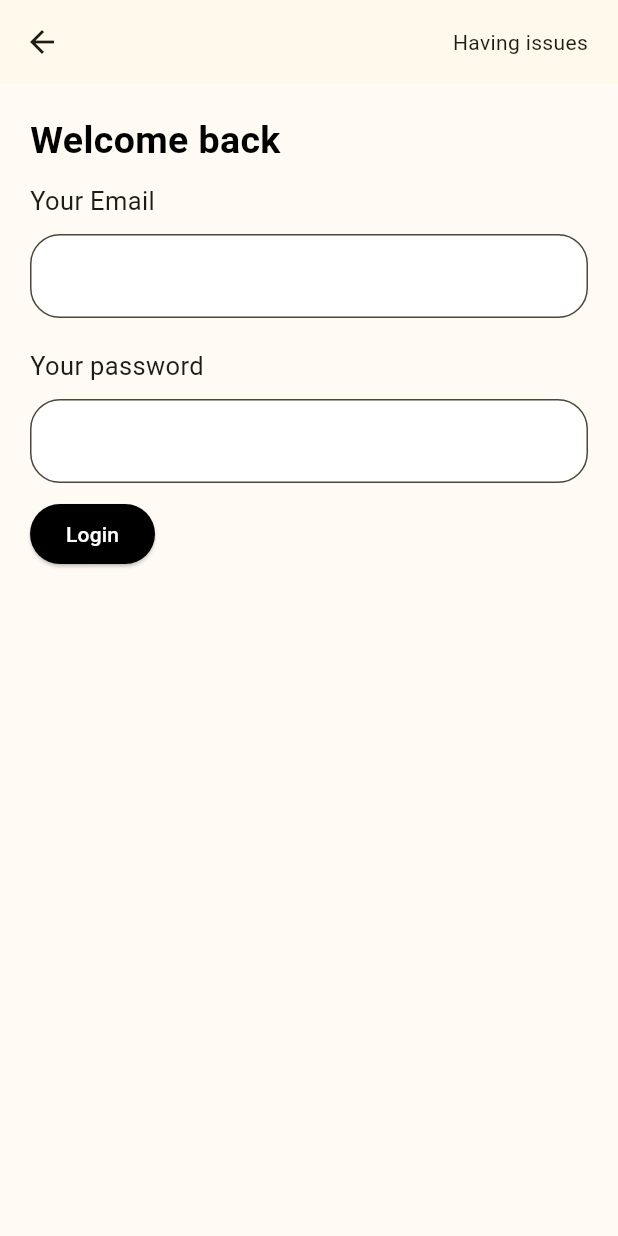
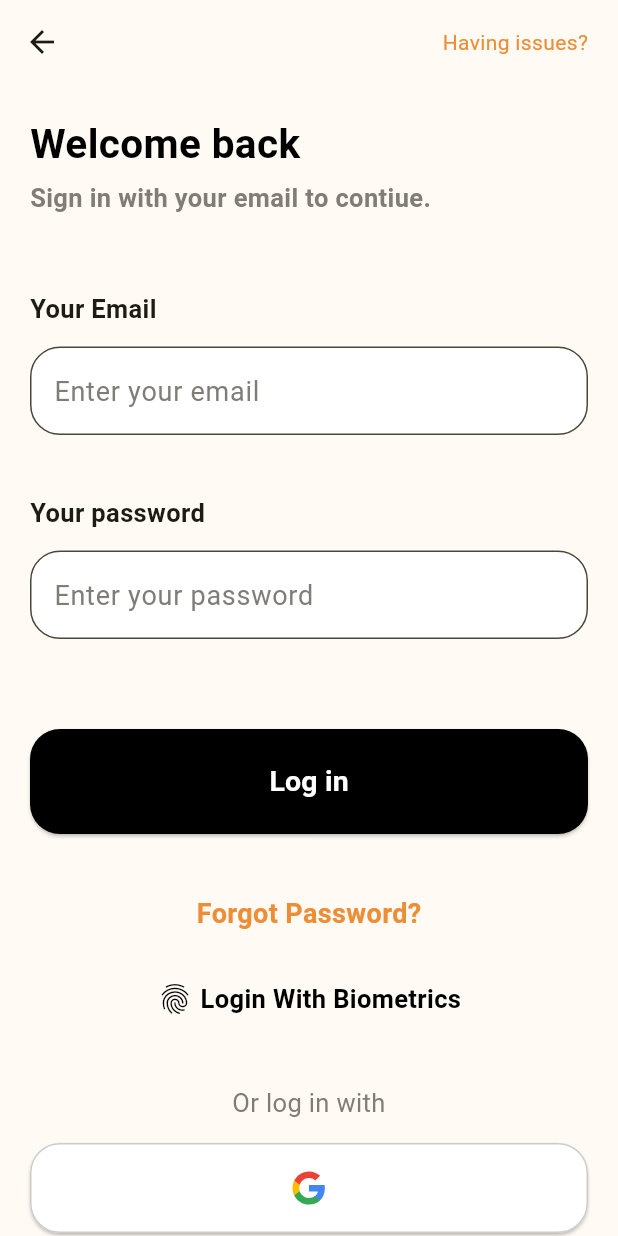
Before and after one commit to coderrrrr2/accrue_clone, a Flutter app: the screen it shows after launch, on a phone screen of 412 x 824 dp. Run offline on Flutter 3.47's test engine with Material 3 defaults, Android fonts, the phone set to English and light mode, and no system bars; our stand-ins replace flutter_svg.

```diff
--- a/lib/featues/auth/view/sign_in_screen.dart
+++ b/lib/featues/auth/view/sign_in_screen.dart
@@ -1,9 +1,12 @@
+import 'package:accrue_clone/shared/assets.dart';
 import 'package:accrue_clone/shared/widgets/app_button.dart';
+import 'package:accrue_clone/shared/widgets/app_color.dart';
 import 'package:accrue_clone/shared/widgets/app_column.dart';
 import 'package:accrue_clone/shared/widgets/app_textfield.dart';
 import 'package:accrue_clone/shared/widgets/shared_widgets.dart';
 import 'package:accrue_clone/shared/widgets/text.dart';
 import 'package:flutter/material.dart';
+import 'package:flutter_svg/flutter_svg.dart';
 
 class SignInScreen extends StatefulWidget {
   const SignInScreen({super.key});
@@ -30,29 +33,94 @@ class _SignInScreenState extends State<SignInScreen> {
             onPressed: () {
               // Navigator.of(context).pop();
             },
-            icon: const Icon(Icons.arrow_back)),
-        actions: [const ClickableText(text: "Having issues"), addWidth(20)],
+            icon: const Icon(
+              Icons.arrow_back,
+              // weight: 100,
+            )),
+        actions: [const ClickableText(text: "Having issues?"), addWidth(20)],
       ),
       body: AppColumn(
         body: Column(
           crossAxisAlignment: CrossAxisAlignment.start,
           children: [
             const LeadingText(text: "Welcome back"),
+            addHeight(5),
+            const TrailingText(
+              text: "Sign in with your email to contiue.",
+            ),
+            addHeight(40),
             AppTextField(
+              hintText: 'Enter your email',
               controller: emailController,
               header: "Your Email",
             ),
+            addHeight(20),
             AppTextField(
+              hintText: 'Enter your password',
               controller: passwordController,
               header: "Your password",
             ),
+            addHeight(50),
             AppButton(
               onPressed: () {},
-              text: "Login",
+              text: "Log in",
+            ),
+            addHeight(40),
+            Center(
+              child: ClickableText(
+                style: const TextStyle(
+                    fontSize: 18,
+                    color: orangeColor,
+                    fontWeight: FontWeight.w600),
+                text: "Forgot Password?",
+                onTap: () {},
+              ),
+            ),
+            addHeight(32),
+            ClickableText(
+              centered: true,
+              content: Row(
+                mainAxisAlignment: MainAxisAlignment.center,
+                children: [
+                  const Icon(Icons.fingerprint, color: blackColor),
+                  addWidth(5),
+                  const Text(
+                    "Login With Biometrics",
+                    style: TextStyle(
+                        color: blackColor,
+                        fontWeight: FontWeight.w700,
+                        fontSize: 17),
+                  )
+                ],
+              ),
+              onTap: () {},
+            ),
+            addHeight(45),
+            const CenteredText(
+              text: "Or log in with",
+              style: TextStyle(color: lightGrey, fontSize: 17),
+            ),
+            addHeight(15),
+            _buildGoogleLoginCotnainer(
+              () {},
             )
           ],
         ),
       ),
     );
   }
+
+  Widget _buildGoogleLoginCotnainer(VoidCallback ontap) {
+    return ElevatedButton(
+        onPressed: ontap,
+        style: ElevatedButton.styleFrom(
+            minimumSize: const Size(600, 60),
+            backgroundColor: whiteColor,
+            shape: RoundedRectangleBorder(
+                borderRadius: BorderRadius.circular(20),
+                side: const BorderSide(color: extraLightGreyColor, width: 1))),
+        child: Center(
+          child: SvgPicture.asset(googleSvg),
+        ));
+  }
 }
--- /dev/null
+++ b/lib/shared/assets.dart
@@ -0,0 +1,10 @@
+// Define your SVG assets
+String googleSvg = 'google_logo'.svg;
+
+extension ImageExtension on String {
+  /// Returns an Image widget for a PNG asset.
+  String get png => 'assets/pngs/$this.png';
+  String get svg => 'assets/svgs/$this.svg';
+
+  /// Returns an Image widget for a SVG asset.
+}
--- a/lib/shared/widgets/app_button.dart
+++ b/lib/shared/widgets/app_button.dart
@@ -3,19 +3,31 @@ import 'package:flutter/material.dart';
 class AppButton extends StatelessWidget {
   final VoidCallback onPressed;
   final String text;
+  final double? textSize;
   final Widget? content;
   const AppButton(
-      {super.key, required this.onPressed, this.text = "", this.content});
+      {super.key,
+      required this.onPressed,
+      this.text = "",
+      this.content,
+      this.textSize});
 
   @override
   Widget build(BuildContext context) {
     return ElevatedButton(
       onPressed: onPressed,
-      style: ElevatedButton.styleFrom(backgroundColor: Colors.black),
+      style: ElevatedButton.styleFrom(
+          shape:
+              RoundedRectangleBorder(borderRadius: BorderRadius.circular(20)),
+          backgroundColor: Colors.black,
+          minimumSize: const Size(600, 70)),
       child: text.isNotEmpty
           ? Text(
               text,
-              style: const TextStyle(color: Colors.white),
+              style: TextStyle(
+                  color: Colors.white,
+                  fontSize: textSize ?? 19,
+                  fontWeight: FontWeight.bold),
             )
           : content,
     );
--- a/lib/shared/widgets/app_color.dart
+++ b/lib/shared/widgets/app_color.dart
@@ -14,3 +14,7 @@ const lightGreyColor =
     Color.fromRGBO(153, 153, 153, 1.0); // RGB: (153, 153, 153)
 const extraLightGreyColor =
     Color.fromRGBO(204, 204, 204, 1.0); // RGB: (204, 204, 204)
+
+const lightGrey = Color.fromRGBO(128, 125, 119, 1);
+
+const orangeColor = Color.fromRGBO(237, 141, 54, 1);
--- a/lib/shared/widgets/app_textfield.dart
+++ b/lib/shared/widgets/app_textfield.dart
@@ -56,10 +56,10 @@ class AppTextField extends StatelessWidget {
               header!,
               style: TextStyle(
                 fontSize: headerFontSize,
-                fontWeight: headerFontWeight,
+                fontWeight: headerFontWeight ?? FontWeight.w600,
               ),
             ),
-            addHeight(10),
+            addHeight(13),
           ],
           TextFormField(
             onTap: ontap,
@@ -73,7 +73,8 @@ class AppTextField extends StatelessWidget {
               hintText: hintText,
               prefixIcon: prefixWidget,
               suffixIcon: suffixWidget,
-              hintStyle: hintStyle ?? const TextStyle(color: blackColor),
+              hintStyle:
+                  hintStyle ?? const TextStyle(color: lightGrey, fontSize: 18),
               fillColor: fillColor ?? whiteColor, // Example default color
               filled: true,
 
--- a/lib/shared/widgets/text.dart
+++ b/lib/shared/widgets/text.dart
@@ -1,3 +1,4 @@
+import 'package:accrue_clone/shared/widgets/app_color.dart';
 import 'package:flutter/material.dart';
 
 class LeadingText extends StatelessWidget {
@@ -9,7 +10,32 @@ class LeadingText extends StatelessWidget {
     return Text(
       text,
       style: const TextStyle(
-          fontSize: 25, fontWeight: FontWeight.bold, color: Colors.black),
+          fontSize: 27, fontWeight: FontWeight.bold, color: Colors.black),
+    );
+  }
+}
+
+class TrailingText extends StatelessWidget {
+  final String text;
+  final Color? color;
+  final double? fontSize;
+  const TrailingText(
+      {super.key, required this.text, this.color, this.fontSize});
+
+  @override
+  Widget build(BuildContext context) {
+    return Row(
+      children: [
+        Expanded(
+          child: Text(
+            text,
+            style: TextStyle(
+                fontSize: fontSize ?? 17,
+                fontWeight: FontWeight.bold,
+                color: color ?? lightGrey),
+          ),
+        ),
+      ],
     );
   }
 }
@@ -17,9 +43,42 @@ class LeadingText extends StatelessWidget {
 class ClickableText extends StatelessWidget {
   final String text;
   final TextStyle? style;
+  final Widget? content;
+  final Color? color;
+  final VoidCallback? onTap;
+  final bool centered;
+
+  const ClickableText({
+    super.key,
+    this.content,
+    this.color,
+    this.text = "",
+    this.style,
+    this.onTap,
+    this.centered = false, // Default value is false
+  });
+
+  @override
+  Widget build(BuildContext context) {
+    Widget textWidget = content ??
+        Text(
+          text,
+          style: style ?? TextStyle(color: color ?? orangeColor),
+        );
+
+    return GestureDetector(
+      onTap: onTap,
+      child: centered ? Center(child: textWidget) : textWidget,
+    );
+  }
+}
+
+class CenteredText extends StatelessWidget {
+  final String text;
+  final TextStyle? style;
   final VoidCallback? onTap;
 
-  const ClickableText({
+  const CenteredText({
     super.key,
     required this.text,
     this.style,
@@ -30,11 +89,11 @@ class ClickableText extends StatelessWidget {
   Widget build(BuildContext context) {
     return GestureDetector(
       onTap: onTap,
-      child: Text(
-        text,
-        style: style?.copyWith(
-          color: onTap != null ? Theme.of(context).primaryColor : null,
-          decoration: onTap != null ? TextDecoration.underline : null,
+      child: Center(
+        child: Text(
+          text,
+          textAlign: TextAlign.center,
+          style: style,
         ),
       ),
     );
--- a/lib/theme_data.dart
+++ b/lib/theme_data.dart
@@ -4,4 +4,6 @@ import 'package:flutter/material.dart';
 final colorScheme = ColorScheme.fromSeed(seedColor: primaryColor);
 
 final appTheme = ThemeData(
-    colorScheme: colorScheme, scaffoldBackgroundColor: scaffoldBackGroundColor);
+    appBarTheme: const AppBarTheme(backgroundColor: scaffoldBackGroundColor),
+    colorScheme: colorScheme,
+    scaffoldBackgroundColor: scaffoldBackGroundColor);
--- a/pubspec.yaml
+++ b/pubspec.yaml
@@ -9,6 +9,7 @@ environment:
 dependencies:
   flutter:
     sdk: flutter
+  flutter_svg: ^2.0.10+1
 
 dev_dependencies:
   flutter_test:
@@ -17,3 +18,7 @@ dev_dependencies:
 
 flutter:
   uses-material-design: true
+
+  assets:
+    - assets/svgs/
+    - assets/pngs/
```
Also changed, not shown: assets/svgs/google_logo.svg (added), pubspec.lock.
